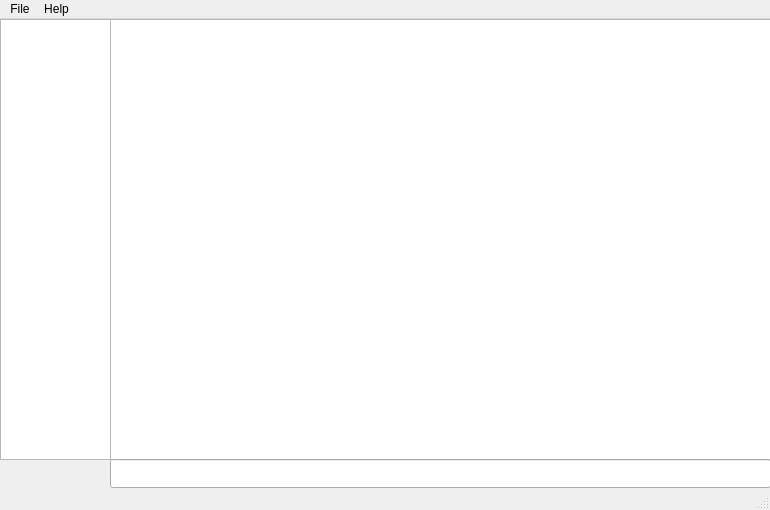
The window that main.ui (converge/travessia) describes before a commit, drawn with Qt 5.
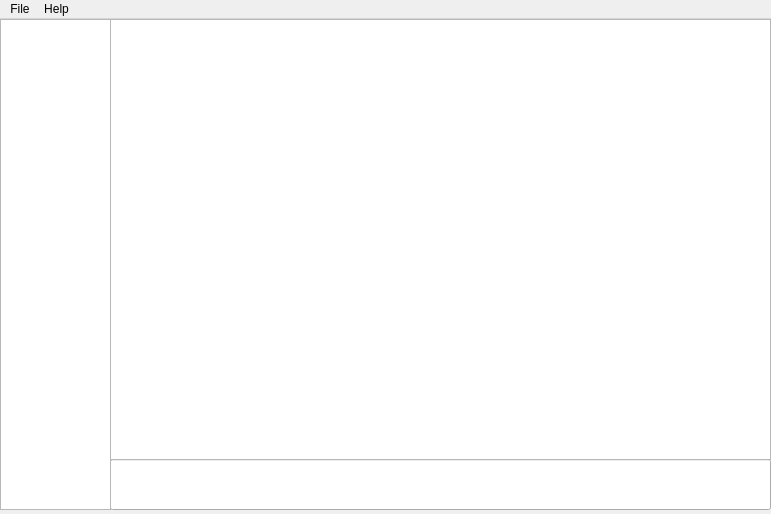
The same window after the commit.

Commit message: added about dialog, creating createChat() at the moment, parsed and added send command function

The edit to the form file:
```diff
--- a/main.ui
+++ b/main.ui
@@ -2,16 +2,25 @@
 <ui version="4.0">
  <class>MainWindow</class>
  <widget class="QMainWindow" name="MainWindow">
+  <property name="enabled">
+   <bool>true</bool>
+  </property>
   <property name="geometry">
    <rect>
     <x>0</x>
     <y>0</y>
-    <width>770</width>
-    <height>510</height>
+    <width>771</width>
+    <height>514</height>
    </rect>
   </property>
   <property name="windowTitle">
-   <string>MainWindow</string>
+   <string>travessia</string>
+  </property>
+  <property name="windowOpacity">
+   <double>1.000000000000000</double>
+  </property>
+  <property name="autoFillBackground">
+   <bool>false</bool>
   </property>
   <widget class="QWidget" name="centralwidget">
    <widget class="QTextEdit" name="mainStatus">
@@ -36,19 +45,59 @@
       <x>110</x>
       <y>440</y>
       <width>661</width>
-      <height>29</height>
+      <height>51</height>
      </rect>
     </property>
+    <property name="font">
+     <font>
+      <family>DejaVu Sans</family>
+      <pointsize>12</pointsize>
+     </font>
+    </property>
    </widget>
-   <widget class="QListView" name="channelsChatsList">
+   <widget class="QListWidget" name="activeChats">
     <property name="geometry">
      <rect>
       <x>0</x>
       <y>0</y>
       <width>111</width>
+      <height>491</height>
+     </rect>
+    </property>
+   </widget>
+   <widget class="QStackedWidget" name="mainStackedWidget">
+    <property name="geometry">
+     <rect>
+      <x>110</x>
+      <y>0</y>
+      <width>661</width>
       <height>441</height>
      </rect>
     </property>
+    <widget class="QWidget" name="serverInfo">
+     <widget class="QTextEdit" name="statusServerInfo">
+      <property name="geometry">
+       <rect>
+        <x>0</x>
+        <y>0</y>
+        <width>661</width>
+        <height>441</height>
+       </rect>
+      </property>
+     </widget>
+    </widget>
+    <widget class="QWidget" name="channelInfo">
+     <widget class="QTextEdit" name="statusChannelInfo">
+      <property name="geometry">
+       <rect>
+        <x>0</x>
+        <y>0</y>
+        <width>661</width>
+        <height>441</height>
+       </rect>
+      </property>
+     </widget>
+    </widget>
    </widget>
   </widget>
   <widget class="QMenuBar" name="menubar">
@@ -56,7 +105,7 @@
     <rect>
      <x>0</x>
      <y>0</y>
-     <width>770</width>
+     <width>771</width>
      <height>23</height>
     </rect>
    </property>
@@ -81,7 +130,6 @@
    <addaction name="menuTeste"/>
    <addaction name="menuAbout"/>
   </widget>
-  <widget class="QStatusBar" name="statusbar"/>
   <action name="actionConnect">
    <property name="text">
     <string>Connect</string>
```
Left out of the diff: 19 changed lines with no effect on the pictures. The commit also changes 1 other file.
